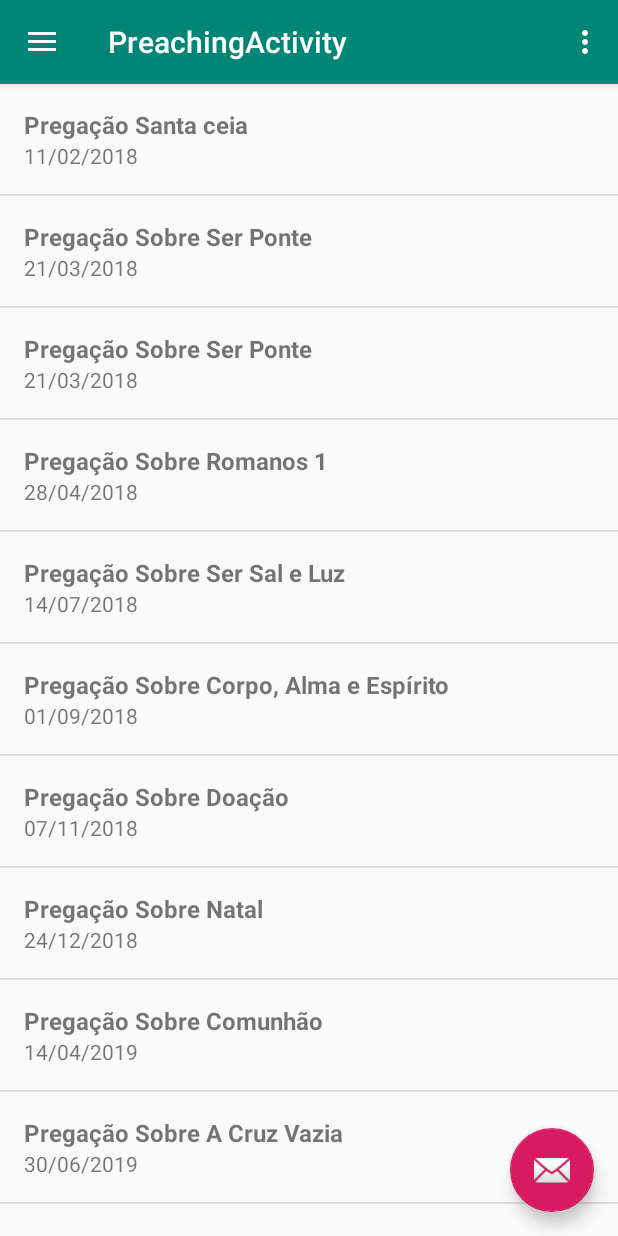
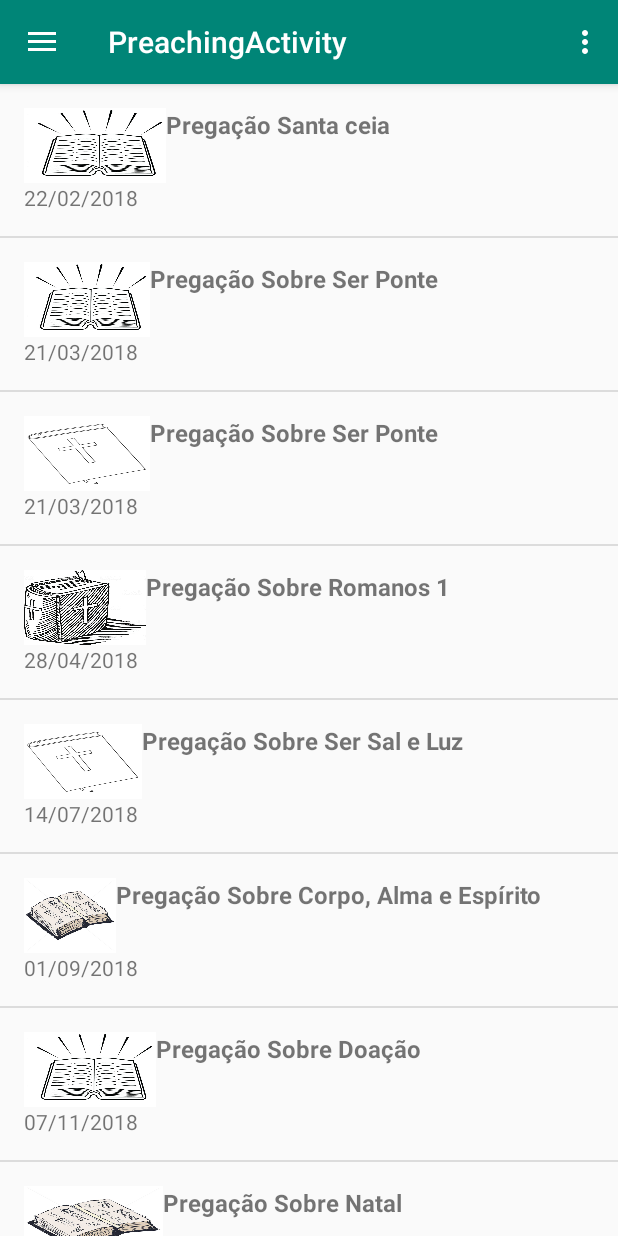
Before and after one commit to b2t1/Church-Palm, an Android app: the screen it shows after launch (PreachingActivity), on a phone screen of 412 x 824 dp. Run offline under Robolectric (Android 15) with nearby library versions, the phone set to English and light mode, and no system bars.

Commit message:
Add image on RecycleView

```diff
--- a/app/src/main/java/com/b2t1/churchpalm/PreachingActivity.java
+++ b/app/src/main/java/com/b2t1/churchpalm/PreachingActivity.java
@@ -4,8 +4,6 @@ import android.os.Bundle;
 
 import com.b2t1.churchpalm.adapter.AdapterPreaching;
 import com.b2t1.churchpalm.entities.Preaching;
-import com.google.android.material.floatingactionbutton.FloatingActionButton;
-import com.google.android.material.snackbar.Snackbar;
 
 import android.view.View;
 
@@ -37,6 +35,7 @@ public class PreachingActivity extends AppCompatActivity
         implements NavigationView.OnNavigationItemSelectedListener {
 
     private RecyclerView recyclerPreaching;
+    //private int[] images = {1, 2, 3, 4};
     private List<Preaching> listPreaching = new ArrayList<>();
 
     @Override
@@ -86,14 +85,14 @@ public class PreachingActivity extends AppCompatActivity
 
         Toolbar toolbar = findViewById(R.id.toolbar);
         setSupportActionBar(toolbar);
-        FloatingActionButton fab = findViewById(R.id.fab);
+        /*FloatingActionButton fab = findViewById(R.id.fab);
         fab.setOnClickListener(new View.OnClickListener() {
             @Override
             public void onClick(View view) {
                 Snackbar.make(view, "Replace with your own action", Snackbar.LENGTH_LONG)
                         .setAction("Action", null).show();
             }
-        });
+        });*/
         DrawerLayout drawer = findViewById(R.id.drawer_layout);
         NavigationView navigationView = findViewById(R.id.nav_view);
         ActionBarDrawerToggle toggle = new ActionBarDrawerToggle(
@@ -105,34 +104,34 @@ public class PreachingActivity extends AppCompatActivity
 
     public void createPreaching(){
 
-        Preaching preaching = new Preaching("Pregação Santa ceia","11/02/2018");
+        Preaching preaching = new Preaching("Pregação Santa ceia","22/02/2018", R.drawable.biblia1);
         this.listPreaching.add(preaching);
 
-        preaching = new Preaching("Pregação Sobre Ser Ponte", "21/03/2018");
+        preaching = new Preaching("Pregação Sobre Ser Ponte", "21/03/2018", R.drawable.biblia1);
         this.listPreaching.add(preaching);
 
-        preaching = new Preaching("Pregação Sobre Ser Ponte", "21/03/2018");
+        preaching = new Preaching("Pregação Sobre Ser Ponte", "21/03/2018", R.drawable.biblia3);
         this.listPreaching.add(preaching);
 
-        preaching = new Preaching("Pregação Sobre Romanos 1", "28/04/2018");
+        preaching = new Preaching("Pregação Sobre Romanos 1", "28/04/2018", R.drawable.biblia4);
         this.listPreaching.add(preaching);
 
-        preaching = new Preaching("Pregação Sobre Ser Sal e Luz", "14/07/2018");
+        preaching = new Preaching("Pregação Sobre Ser Sal e Luz", "14/07/2018", R.drawable.biblia3);
         this.listPreaching.add(preaching);
 
-        preaching = new Preaching("Pregação Sobre Corpo, Alma e Espírito", "01/09/2018");
+        preaching = new Preaching("Pregação Sobre Corpo, Alma e Espírito", "01/09/2018", R.drawable.biblia2);
         this.listPreaching.add(preaching);
 
-        preaching = new Preaching("Pregação Sobre Doação", "07/11/2018");
+        preaching = new Preaching("Pregação Sobre Doação", "07/11/2018", R.drawable.biblia1);
         this.listPreaching.add(preaching);
 
-        preaching = new Preaching("Pregação Sobre Natal", "24/12/2018");
+        preaching = new Preaching("Pregação Sobre Natal", "24/12/2018", R.drawable.biblia2);
         this.listPreaching.add(preaching);
 
-        preaching = new Preaching("Pregação Sobre Comunhão", "14/04/2019");
+        preaching = new Preaching("Pregação Sobre Comunhão", "14/04/2019", R.drawable.biblia3);
         this.listPreaching.add(preaching);
 
-        preaching = new Preaching("Pregação Sobre A Cruz Vazia", "30/06/2019");
+        preaching = new Preaching("Pregação Sobre A Cruz Vazia", "30/06/2019", R.drawable.biblia4);
         this.listPreaching.add(preaching);
 
     }
--- a/app/src/main/java/com/b2t1/churchpalm/adapter/AdapterPreaching.java
+++ b/app/src/main/java/com/b2t1/churchpalm/adapter/AdapterPreaching.java
@@ -3,6 +3,7 @@ package com.b2t1.churchpalm.adapter;
 import android.view.LayoutInflater;
 import android.view.View;
 import android.view.ViewGroup;
+import android.widget.ImageView;
 import android.widget.TextView;
 
 import androidx.annotation.NonNull;
@@ -35,6 +36,7 @@ public class AdapterPreaching extends RecyclerView.Adapter<AdapterPreaching.MyVi
         Preaching preaching = listPreaching.get(position);
         holder.titulo.setText(preaching.getTitulo());
         holder.data.setText(preaching.getData());
+        holder.image.setImageResource(preaching.getImagem());
     }
 
     @Override
@@ -44,12 +46,14 @@ public class AdapterPreaching extends RecyclerView.Adapter<AdapterPreaching.MyVi
 
     public class MyViewHolder extends RecyclerView.ViewHolder{
 
+        ImageView image;
         TextView titulo;
         TextView data;
 
         public MyViewHolder(View itemView){
             super(itemView);
 
+            image = itemView.findViewById(R.id.imageImagem);
             titulo = itemView.findViewById(R.id.textTitulo);
             data = itemView.findViewById(R.id.textData);
 
--- a/app/src/main/java/com/b2t1/churchpalm/entities/Preaching.java
+++ b/app/src/main/java/com/b2t1/churchpalm/entities/Preaching.java
@@ -1,17 +1,21 @@
 package com.b2t1.churchpalm.entities;
+
+import android.graphics.drawable.Drawable;
 
 public class Preaching {
 
     private String titulo;
     private String data;
+    private int imagem;
 
     public Preaching(){
 
     }
 
-    public Preaching(String titulo, String data) {
+    public Preaching(String titulo, String data, int imagem) {
         this.titulo = titulo;
         this.data = data;
+        this.imagem = imagem;
     }
 
     public String getTitulo() {
@@ -29,4 +33,12 @@ public class Preaching {
     public void setData(String data) {
         this.data = data;
     }
+
+    public int getImagem() {
+        return imagem;
+    }
+
+    public void setImagem(int imagem) {
+        this.imagem = imagem;
+    }
 }
--- a/app/src/main/res/layout/adapter_preaching_lista.xml
+++ b/app/src/main/res/layout/adapter_preaching_lista.xml
@@ -10,11 +10,19 @@
         android:layout_height="wrap_content"
         android:orientation="horizontal">
 
+        <ImageView
+            android:id="@+id/imageImagem"
+            android:layout_width="50dp"
+            android:layout_height="50dp"
+            android:layout_weight="1"
+            android:scaleType="fitXY"
+            android:src="@drawable/biblia1"/>
+
         <TextView
             android:id="@+id/textTitulo"
             android:layout_width="wrap_content"
             android:layout_height="wrap_content"
-            android:layout_weight="1"
+            android:layout_weight="3"
             android:text="Título"
             android:textSize="16sp"
             android:textStyle="bold" />
--- a/app/src/main/res/layout/app_bar_preaching.xml
+++ b/app/src/main/res/layout/app_bar_preaching.xml
@@ -22,12 +22,12 @@
 
     <include layout="@layout/content_preaching" />
 
-    <com.google.android.material.floatingactionbutton.FloatingActionButton
+    <!--<com.google.android.material.floatingactionbutton.FloatingActionButton
         android:id="@+id/fab"
         android:layout_width="wrap_content"
         android:layout_height="wrap_content"
         android:layout_gravity="bottom|end"
         android:layout_margin="@dimen/fab_margin"
-        app:srcCompat="@android:drawable/ic_dialog_email" />
+        app:srcCompat="@android:drawable/ic_dialog_email" />-->
 
 </androidx.coordinatorlayout.widget.CoordinatorLayout>
```
Also changed, not shown: app/src/main/res/drawable/biblia1.jpg (renamed from app/src/main/res/drawable/bibli1.jpg), app/src/main/res/drawable/biblia3.png (added), app/src/main/res/drawable/biblia4.jpg (added).
